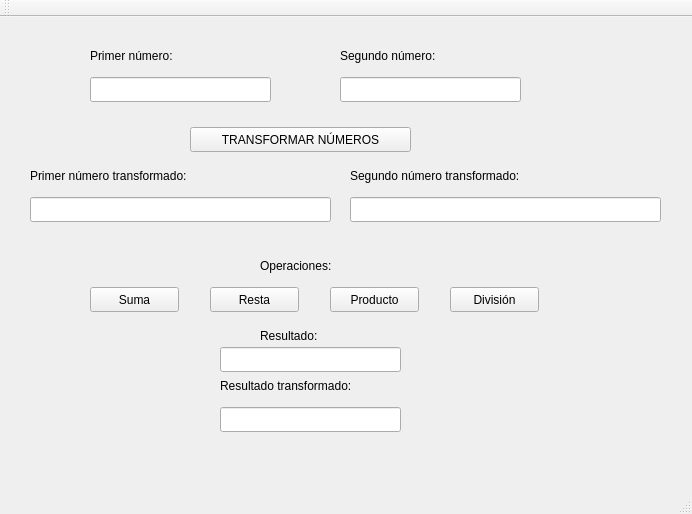
Old version of the form ALUComaFlotante/mainwindow.ui in the repository delSerSergio/ALUComaFlotante.
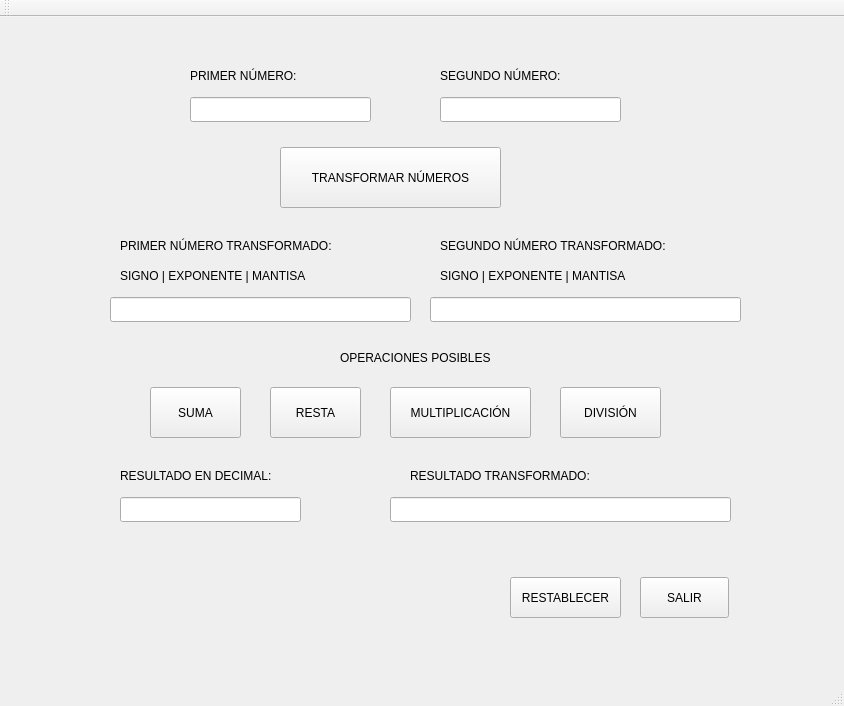
New version of the form.

Patch:
```diff
--- a/ALUComaFlotante/mainwindow.ui
+++ b/ALUComaFlotante/mainwindow.ui
@@ -6,8 +6,8 @@
    <rect>
     <x>0</x>
     <y>0</y>
-    <width>692</width>
-    <height>514</height>
+    <width>844</width>
+    <height>706</height>
    </rect>
   </property>
   <property name="windowTitle">
@@ -17,34 +17,34 @@
    <widget class="QLabel" name="label">
     <property name="geometry">
      <rect>
-      <x>90</x>
-      <y>30</y>
+      <x>190</x>
+      <y>50</y>
       <width>191</width>
       <height>17</height>
      </rect>
     </property>
     <property name="text">
-     <string>Primer número:</string>
+     <string>PRIMER NÚMERO:</string>
     </property>
    </widget>
    <widget class="QLabel" name="label_2">
     <property name="geometry">
      <rect>
-      <x>340</x>
-      <y>30</y>
+      <x>440</x>
+      <y>50</y>
       <width>211</width>
       <height>17</height>
      </rect>
     </property>
     <property name="text">
-     <string>Segundo número:</string>
+     <string>SEGUNDO NÚMERO:</string>
     </property>
    </widget>
    <widget class="QLineEdit" name="lineEdit">
     <property name="geometry">
      <rect>
-      <x>90</x>
-      <y>60</y>
+      <x>190</x>
+      <y>80</y>
       <width>181</width>
       <height>25</height>
      </rect>
@@ -53,8 +53,8 @@
    <widget class="QLineEdit" name="lineEdit_2">
     <property name="geometry">
      <rect>
-      <x>340</x>
-      <y>60</y>
+      <x>440</x>
+      <y>80</y>
       <width>181</width>
       <height>25</height>
      </rect>
@@ -63,34 +63,34 @@
    <widget class="QLabel" name="label_3">
     <property name="geometry">
      <rect>
-      <x>30</x>
-      <y>150</y>
-      <width>221</width>
+      <x>120</x>
+      <y>220</y>
+      <width>261</width>
       <height>17</height>
      </rect>
     </property>
     <property name="text">
-     <string>Primer número transformado:</string>
+     <string>PRIMER NÚMERO TRANSFORMADO:</string>
     </property>
    </widget>
    <widget class="QLabel" name="label_4">
     <property name="geometry">
      <rect>
-      <x>350</x>
-      <y>150</y>
-      <width>231</width>
+      <x>440</x>
+      <y>220</y>
+      <width>281</width>
       <height>17</height>
      </rect>
     </property>
     <property name="text">
-     <string>Segundo número transformado:</string>
+     <string>SEGUNDO NÚMERO TRANSFORMADO:</string>
     </property>
    </widget>
    <widget class="QLineEdit" name="lineEdit_3">
     <property name="geometry">
      <rect>
-      <x>30</x>
-      <y>180</y>
+      <x>110</x>
+      <y>280</y>
       <width>301</width>
       <height>25</height>
      </rect>
@@ -99,8 +99,8 @@
    <widget class="QLineEdit" name="lineEdit_4">
     <property name="geometry">
      <rect>
-      <x>350</x>
-      <y>180</y>
+      <x>430</x>
+      <y>280</y>
       <width>311</width>
       <height>25</height>
      </rect>
@@ -109,110 +109,100 @@
    <widget class="QLabel" name="label_5">
     <property name="geometry">
      <rect>
-      <x>260</x>
-      <y>240</y>
-      <width>91</width>
-      <height>17</height>
+      <x>340</x>
+      <y>320</y>
+      <width>211</width>
+      <height>41</height>
      </rect>
     </property>
     <property name="text">
-     <string>Operaciones:</string>
+     <string>OPERACIONES POSIBLES</string>
     </property>
    </widget>
    <widget class="QPushButton" name="botonSuma">
     <property name="geometry">
      <rect>
-      <x>90</x>
-      <y>270</y>
-      <width>89</width>
-      <height>25</height>
+      <x>150</x>
+      <y>370</y>
+      <width>91</width>
+      <height>51</height>
      </rect>
     </property>
     <property name="text">
-     <string>Suma</string>
+     <string>SUMA</string>
     </property>
    </widget>
    <widget class="QPushButton" name="botonResta">
     <property name="geometry">
      <rect>
-      <x>210</x>
-      <y>270</y>
-      <width>89</width>
-      <height>25</height>
+      <x>270</x>
+      <y>370</y>
+      <width>91</width>
+      <height>51</height>
      </rect>
     </property>
     <property name="text">
-     <string>Resta</string>
+     <string>RESTA</string>
     </property>
    </widget>
    <widget class="QPushButton" name="botonProducto">
     <property name="geometry">
      <rect>
-      <x>330</x>
-      <y>270</y>
-      <width>89</width>
-      <height>25</height>
+      <x>390</x>
+      <y>370</y>
+      <width>141</width>
+      <height>51</height>
      </rect>
     </property>
     <property name="text">
-     <string>Producto</string>
+     <string>MULTIPLICACIÓN</string>
     </property>
    </widget>
    <widget class="QPushButton" name="botonDivision">
     <property name="geometry">
      <rect>
-      <x>450</x>
-      <y>270</y>
-      <width>89</width>
-      <height>25</height>
+      <x>560</x>
+      <y>370</y>
+      <width>101</width>
+      <height>51</height>
      </rect>
     </property>
     <property name="text">
-     <string>División</string>
+     <string>DIVISIÓN</string>
     </property>
    </widget>
    <widget class="QLabel" name="label_6">
     <property name="geometry">
      <rect>
-      <x>260</x>
-      <y>310</y>
-      <width>81</width>
+      <x>120</x>
+      <y>450</y>
+      <width>191</width>
       <height>17</height>
      </rect>
     </property>
     <property name="text">
-     <string>Resultado:</string>
-    </property>
-   </widget>
-   <widget class="QLineEdit" name="lineEdit_5">
-    <property name="geometry">
-     <rect>
-      <x>220</x>
-      <y>330</y>
-      <width>181</width>
-      <height>25</height>
-     </rect>
+     <string>RESULTADO EN DECIMAL:</string>
     </property>
    </widget>
    <widget class="QLabel" name="label_7">
     <property name="geometry">
      <rect>
-      <x>220</x>
-      <y>360</y>
-      <width>181</width>
+      <x>410</x>
+      <y>450</y>
+      <width>221</width>
       <height>17</height>
      </rect>
     </property>
     <property name="text">
-     <string>Resultado transformado:</string>
+     <string>RESULTADO TRANSFORMADO:</string>
     </property>
    </widget>
    <widget class="QLineEdit" name="lineEdit_6">
     <property name="geometry">
      <rect>
-      <x>220</x>
-      <y>390</y>
-      <width>181</width>
+      <x>390</x>
+      <y>480</y>
+      <width>341</width>
       <height>25</height>
      </rect>
     </property>
@@ -220,16 +210,78 @@
    <widget class="QPushButton" name="transformarNumeros">
     <property name="geometry">
      <rect>
-      <x>190</x>
-      <y>110</y>
+      <x>280</x>
+      <y>130</y>
       <width>221</width>
-      <height>25</height>
+      <height>61</height>
      </rect>
     </property>
     <property name="text">
      <string>TRANSFORMAR NÚMEROS</string>
     </property>
    </widget>
+   <widget class="QLabel" name="label_8">
+    <property name="geometry">
+     <rect>
+      <x>120</x>
+      <y>250</y>
+      <width>231</width>
+      <height>17</height>
+     </rect>
+    </property>
+    <property name="text">
+     <string>SIGNO | EXPONENTE | MANTISA</string>
+    </property>
+   </widget>
+   <widget class="QLabel" name="label_9">
+    <property name="geometry">
+     <rect>
+      <x>440</x>
+      <y>250</y>
+      <width>231</width>
+      <height>17</height>
+     </rect>
+    </property>
+    <property name="text">
+     <string>SIGNO | EXPONENTE | MANTISA</string>
+    </property>
+   </widget>
+   <widget class="QLineEdit" name="lineEdit_7">
+    <property name="geometry">
+     <rect>
+      <x>120</x>
+      <y>480</y>
+      <width>181</width>
+      <height>25</height>
+     </rect>
+    </property>
+   </widget>
+   <widget class="QPushButton" name="restablecer">
+    <property name="geometry">
+     <rect>
+      <x>510</x>
+      <y>560</y>
+      <width>111</width>
+      <height>41</height>
+     </rect>
+    </property>
+    <property name="text">
+     <string>RESTABLECER</string>
+    </property>
+   </widget>
+   <widget class="QPushButton" name="salir">
+    <property name="geometry">
+     <rect>
+      <x>640</x>
+      <y>560</y>
+      <width>89</width>
+      <height>41</height>
+     </rect>
+    </property>
+    <property name="text">
+     <string>SALIR</string>
+    </property>
+   </widget>
   </widget>
   <widget class="QMenuBar" name="menuBar">
    <property name="geometry">
```
Left out of the diff: 2 changed lines with no effect on the pictures.
